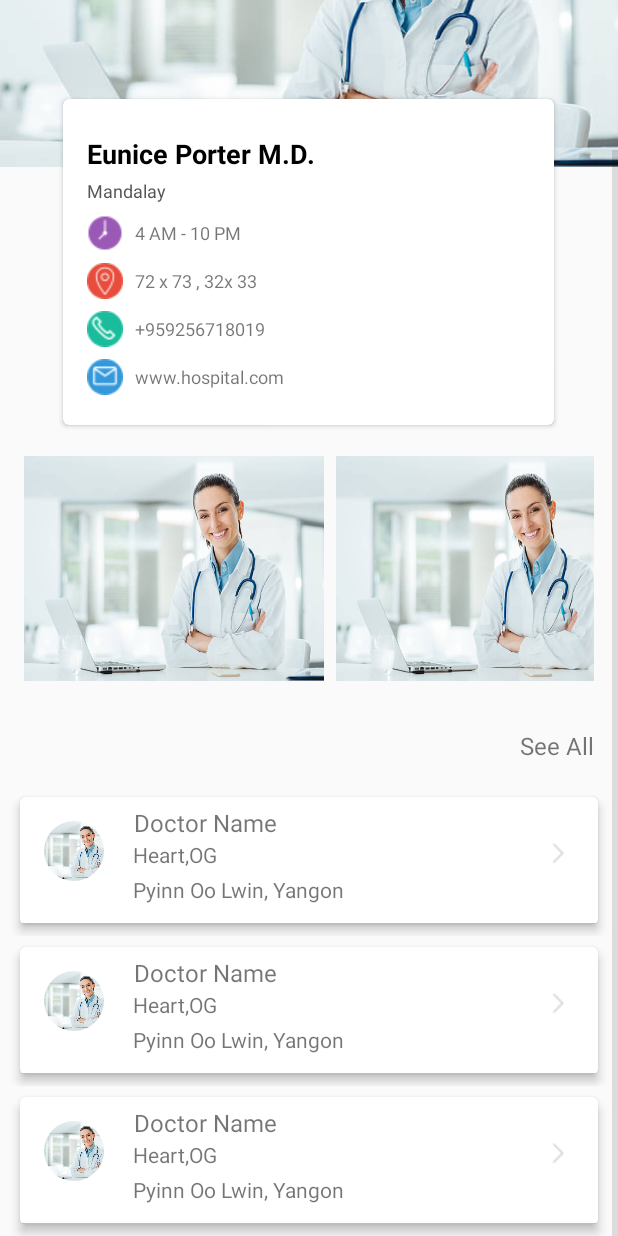
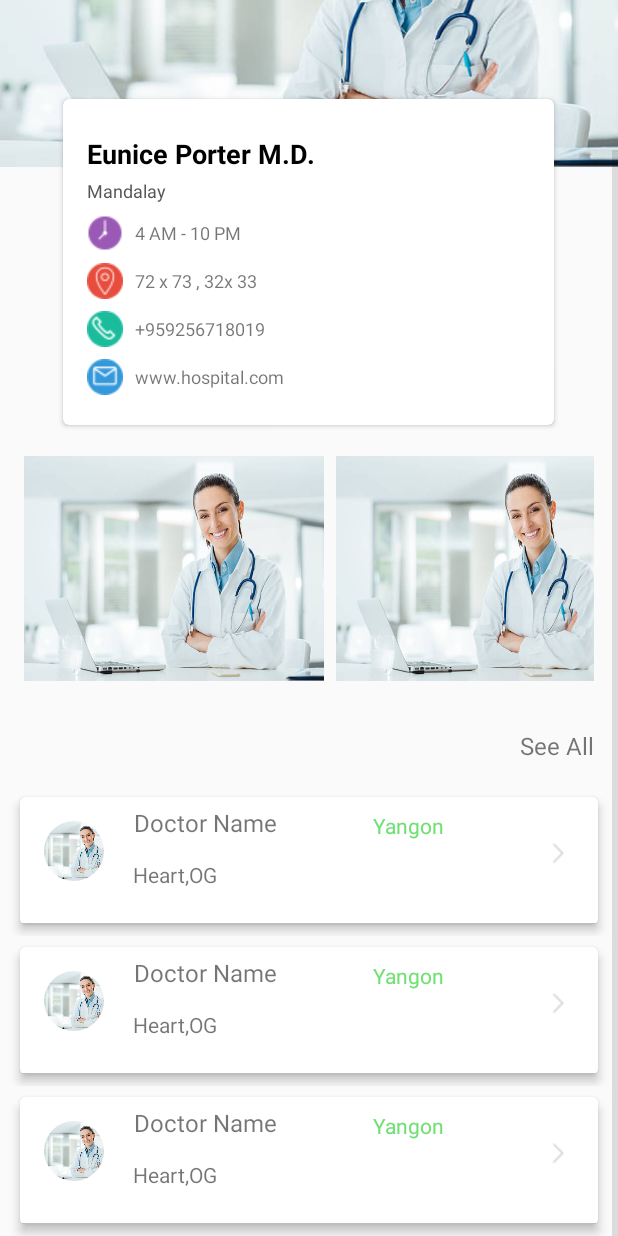
Before and after one commit to ThiriWai26/clinic_android, an Android app: the layout activity_hospital_detail.xml on its own in the app's theme, with its tools: preview values and no code run, on a phone screen of 412 x 824 dp. Run offline under Robolectric (Android 15) with nearby library versions, the phone set to English and light mode, and no system bars.

Commit message:
test card view 1

```diff
--- a/app/src/main/res/layout/layout_doctor_list.xml
+++ b/app/src/main/res/layout/layout_doctor_list.xml
@@ -48,6 +48,8 @@
                 android:layout_width="wrap_content"
                 android:layout_height="20dp"
                 android:layout_below="@id/tvName"
+                android:layout_marginLeft="0dp"
+                android:layout_marginTop="13dp"
                 android:layout_toRightOf="@id/profile"
                 android:gravity="bottom"
                 android:text=" Heart,OG "
@@ -57,11 +59,13 @@
                 android:id="@+id/tvAddress"
                 android:layout_width="wrap_content"
                 android:layout_height="wrap_content"
-                android:layout_below="@id/tvType"
+                android:layout_alignParentTop="true"
                 android:layout_gravity="center"
-                android:layout_marginTop="4dp"
-                android:layout_toRightOf="@id/profile"
-                android:text=" Pyinn Oo Lwin, Yangon"
+                android:layout_marginLeft="54dp"
+                android:layout_marginTop="9dp"
+                android:layout_toRightOf="@id/tvName"
+                android:text="   Yangon"
+                android:textColor="#6FE072"
                 android:textSize="14sp" />
 
             <ImageButton
```
